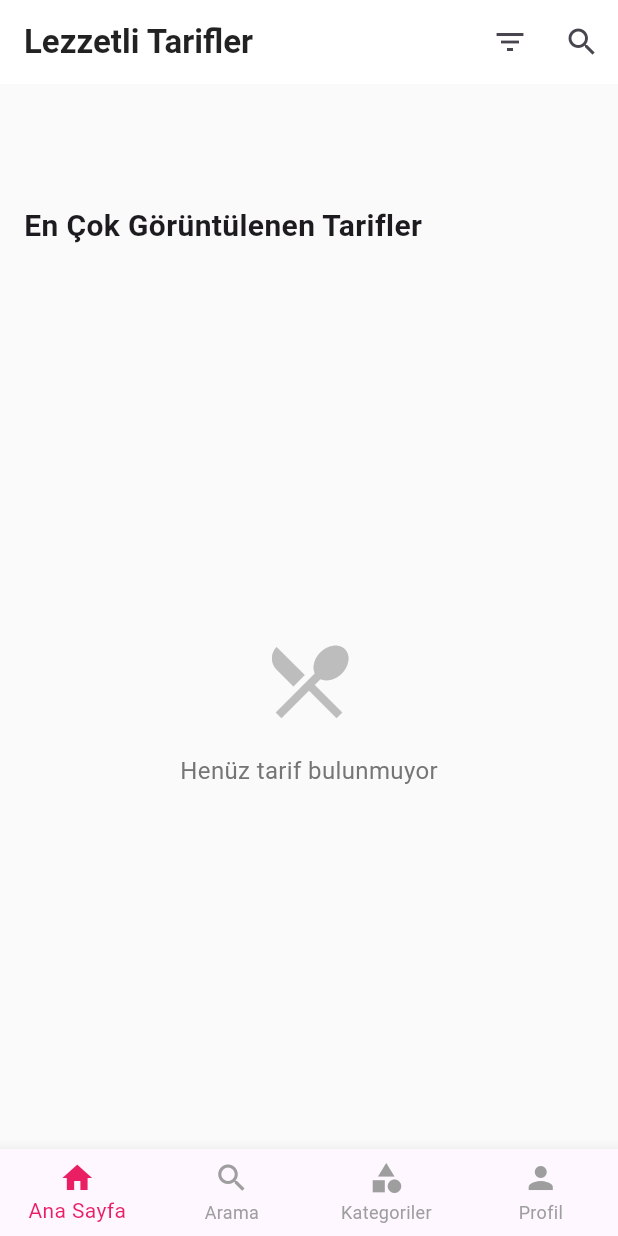
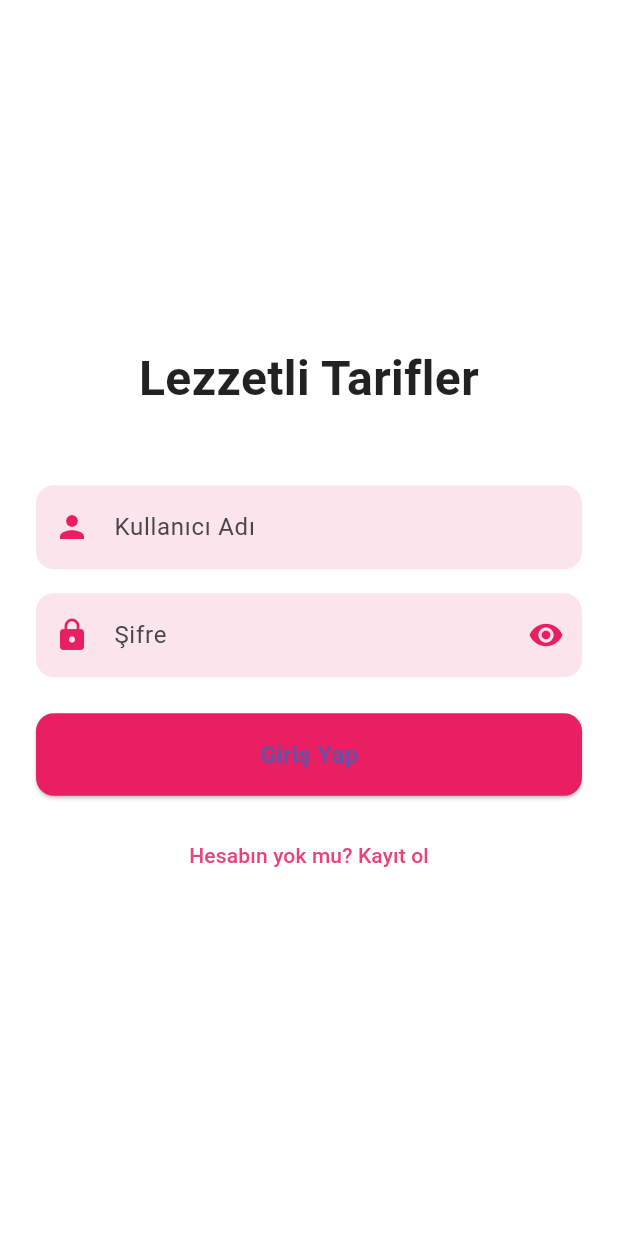
Before and after one commit to yarens8/yemektarifimobile, a Flutter app: the screen it shows after launch, on a phone screen of 412 x 824 dp. Run offline on Flutter 3.47's test engine with Material 3 defaults, Android fonts, the light colour scheme and no system bars; our stand-ins replace dio.

Commit message:
4. Hafta - Kullanıcı Giriş/Kayıt Sistemi

```diff
--- a/mobile_frontend/lib/main.dart
+++ b/mobile_frontend/lib/main.dart
@@ -2,6 +2,7 @@ import 'package:flutter/material.dart';
 import 'package:provider/provider.dart';
 import 'screens/main_screen.dart';
 import 'providers/recipe_provider.dart';
+import 'screens/auth/login_screen.dart';
 
 void main() {
   runApp(const MyApp());
@@ -20,7 +21,7 @@ class MyApp extends StatelessWidget {
           primarySwatch: Colors.pink,
           scaffoldBackgroundColor: Colors.grey[50],
         ),
-        home: const MainScreen(),
+        home: const LoginScreen(),
       ),
     );
   }
--- /dev/null
+++ b/mobile_frontend/lib/screens/auth/login_screen.dart
@@ -0,0 +1,214 @@
+import 'package:flutter/material.dart';
+import 'register_screen.dart';
+import '../../services/auth_service.dart';
+import '../main_screen.dart';
+
+class LoginScreen extends StatefulWidget {
+  const LoginScreen({super.key});
+
+  @override
+  State<LoginScreen> createState() => _LoginScreenState();
+}
+
+class _LoginScreenState extends State<LoginScreen> {
+  final _usernameController = TextEditingController();
+  final _passwordController = TextEditingController();
+  bool _isPasswordVisible = false;
+  bool _isLoading = false;
+  final _authService = AuthService();
+
+  @override
+  void dispose() {
+    _usernameController.dispose();
+    _passwordController.dispose();
+    super.dispose();
+  }
+
+  Future<void> _login() async {
+    if (_usernameController.text.isEmpty || _passwordController.text.isEmpty) {
+      ScaffoldMessenger.of(context).showSnackBar(
+        const SnackBar(content: Text('Lütfen tüm alanları doldurun')),
+      );
+      return;
+    }
+
+    setState(() {
+      _isLoading = true;
+    });
+
+    try {
+      final result = await _authService.login(
+        _usernameController.text,
+        _passwordController.text,
+      );
+
+      setState(() {
+        _isLoading = false;
+      });
+
+      if (!mounted) return;
+
+      if (result['success']) {
+        // Giriş başarılı, ana sayfaya yönlendir
+        Navigator.pushReplacement(
+          context,
+          MaterialPageRoute(builder: (context) => const MainScreen()),
+        );
+      } else {
+        // Hata mesajını göster
+        ScaffoldMessenger.of(context).showSnackBar(
+          SnackBar(content: Text(result['message'])),
+        );
+      }
+    } catch (e) {
+      setState(() {
+        _isLoading = false;
+      });
+
+      if (!mounted) return;
+
+      ScaffoldMessenger.of(context).showSnackBar(
+        SnackBar(content: Text('Bir hata oluştu: $e')),
+      );
+    }
+  }
+
+  @override
+  Widget build(BuildContext context) {
+    return Scaffold(
+      backgroundColor: Colors.white,
+      body: SafeArea(
+        child: Padding(
+          padding: const EdgeInsets.all(24.0),
+          child: Column(
+            mainAxisAlignment: MainAxisAlignment.center,
+            crossAxisAlignment: CrossAxisAlignment.stretch,
+            children: [
+              // Logo veya başlık
+              const Text(
+                'Lezzetli Tarifler',
+                textAlign: TextAlign.center,
+                style: TextStyle(
+                  fontSize: 32,
+                  fontWeight: FontWeight.bold,
+                  color: Colors.black87,
+                ),
+              ),
+              const SizedBox(height: 48),
+
+              // Kullanıcı adı alanı
+              TextField(
+                controller: _usernameController,
+                decoration: InputDecoration(
+                  hintText: 'Kullanıcı Adı',
+                  prefixIcon: const Icon(Icons.person, color: Colors.pink),
+                  filled: true,
+                  fillColor: Colors.pink.shade50,
+                  border: OutlineInputBorder(
+                    borderRadius: BorderRadius.circular(12),
+                    borderSide: BorderSide.none,
+                  ),
+                  enabledBorder: OutlineInputBorder(
+                    borderRadius: BorderRadius.circular(12),
+                    borderSide: BorderSide.none,
+                  ),
+                  focusedBorder: OutlineInputBorder(
+                    borderRadius: BorderRadius.circular(12),
+                    borderSide: BorderSide(color: Colors.pink.shade200),
+                  ),
+                ),
+              ),
+              const SizedBox(height: 16),
+
+              // Şifre alanı
+              TextField(
+                controller: _passwordController,
+                obscureText: !_isPasswordVisible,
+                decoration: InputDecoration(
+                  hintText: 'Şifre',
+                  prefixIcon: const Icon(Icons.lock, color: Colors.pink),
+                  suffixIcon: IconButton(
+                    icon: Icon(
+                      _isPasswordVisible ? Icons.visibility_off : Icons.visibility,
+                      color: Colors.pink,
+                    ),
+                    onPressed: () {
+                      setState(() {
+                        _isPasswordVisible = !_isPasswordVisible;
+                      });
+                    },
+                  ),
+                  filled: true,
+                  fillColor: Colors.pink.shade50,
+                  border: OutlineInputBorder(
+                    borderRadius: BorderRadius.circular(12),
+                    borderSide: BorderSide.none,
+                  ),
+                  enabledBorder: OutlineInputBorder(
+                    borderRadius: BorderRadius.circular(12),
+                    borderSide: BorderSide.none,
+                  ),
+                  focusedBorder: OutlineInputBorder(
+                    borderRadius: BorderRadius.circular(12),
+                    borderSide: BorderSide(color: Colors.pink.shade200),
+                  ),
+                ),
+              ),
+              const SizedBox(height: 24),
+
+              // Giriş yap butonu
+              ElevatedButton(
+                onPressed: _isLoading ? null : _login,
+                style: ElevatedButton.styleFrom(
+                  backgroundColor: Colors.pink,
+                  padding: const EdgeInsets.symmetric(vertical: 16),
+                  shape: RoundedRectangleBorder(
+                    borderRadius: BorderRadius.circular(12),
+                  ),
+                ),
+                child: _isLoading
+                    ? const SizedBox(
+                        height: 20,
+                        width: 20,
+                        child: CircularProgressIndicator(
+                          strokeWidth: 2,
+                          valueColor: AlwaysStoppedAnimation<Color>(Colors.white),
+                        ),
+                      )
+                    : const Text(
+                        'Giriş Yap',
+                        style: TextStyle(
+                          fontSize: 16,
+                          fontWeight: FontWeight.bold,
+                        ),
+                      ),
+              ),
+              const SizedBox(height: 16),
+
+              // Kayıt ol linki
+              TextButton(
+                onPressed: _isLoading
+                    ? null
+                    : () {
+                        Navigator.push(
+                          context,
+                          MaterialPageRoute(
+                            builder: (context) => const RegisterScreen(),
+                          ),
+                        );
+                      },
+                child: Text(
+                  'Hesabın yok mu? Kayıt ol',
+                  style: TextStyle(
+                    color: Colors.pink.shade400,
+                    fontSize: 14,
+                  ),
+                ),
+              ),
+            ],
+          ),
+        ),
+      ),
+    );
+  }
+}
```
Also changed, not shown: mobile_frontend/lib/screens/auth/register_screen.dart (added, +326 -0 lines), mobile_frontend/lib/services/auth_service.dart (added, +76 -0 lines), 2 other files.
